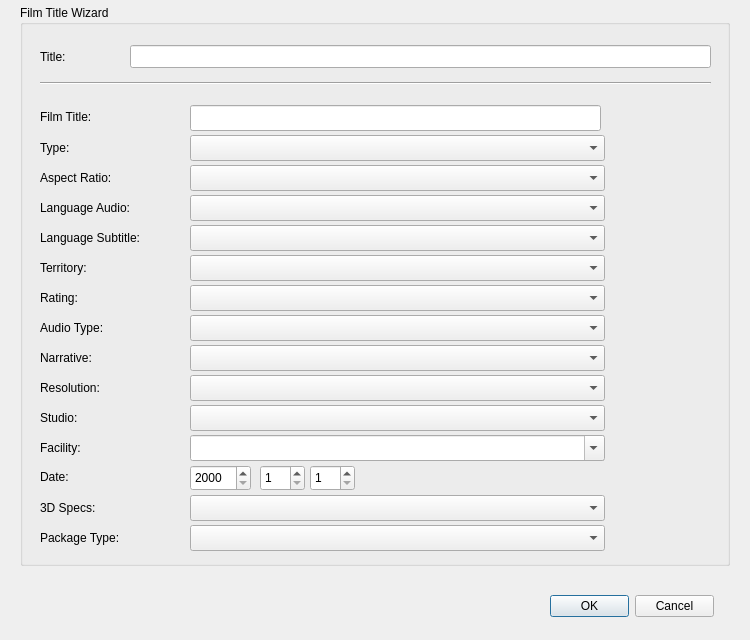
The window that gui/forms/generatetitle.ui (cbsrobot/OpenDCP) describes before a commit, drawn with Qt 5.
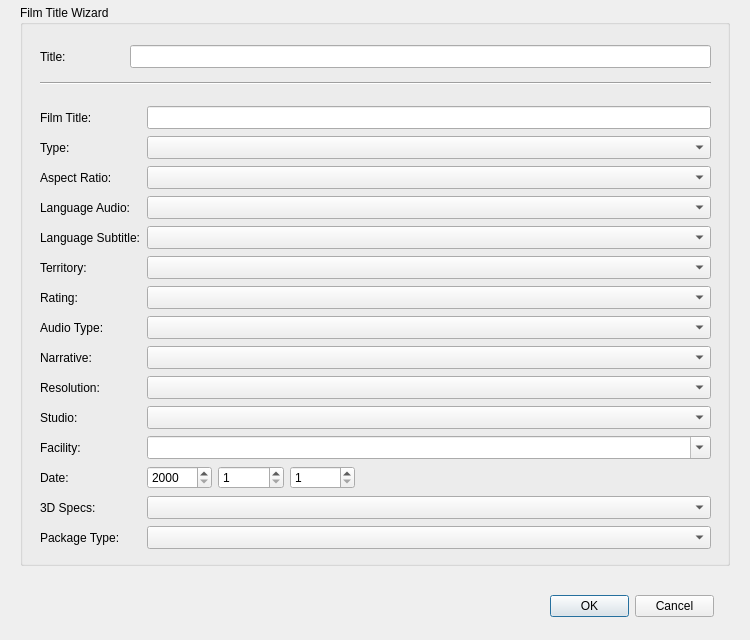
The same window after the commit.

What changed in the file:
```diff
--- a/gui/forms/generatetitle.ui
+++ b/gui/forms/generatetitle.ui
@@ -62,208 +62,38 @@
      <bool>true</bool>
     </property>
    </widget>
-   <widget class="QLabel" name="aspectLabel">
+   <widget class="Line" name="line">
     <property name="geometry">
      <rect>
       <x>20</x>
-      <y>160</y>
-      <width>150</width>
-      <height>26</height>
+      <y>70</y>
+      <width>671</width>
+      <height>16</height>
      </rect>
     </property>
-    <property name="text">
-     <string>Aspect Ratio:</string>
+    <property name="orientation">
+     <enum>Qt::Horizontal</enum>
     </property>
    </widget>
-   <widget class="QComboBox" name="aspectComboBox">
+   <widget class="QWidget" name="">
     <property name="geometry">
      <rect>
-      <x>170</x>
-      <y>160</y>
-      <width>415</width>
-      <height>26</height>
+      <x>20</x>
+      <y>100</y>
+      <width>671</width>
+      <height>452</height>
      </rect>
     </property>
-    <property name="font">
-     <font>
-      <family>Courier</family>
-     </font>
-    </property>
-    <item>
-     <property name="text">
-      <string/>
-     </property>
-    </item>
-   </widget>
+    <layout class="QGridLayout" name="gridLayout">
+     <item row="0" column="0">
    <widget class="QLabel" name="filmLabel">
-    <property name="geometry">
-     <rect>
-      <x>20</x>
-      <y>100</y>
-      <width>150</width>
-      <height>23</height>
-     </rect>
-    </property>
     <property name="text">
      <string>Film Title:</string>
     </property>
    </widget>
-   <widget class="QLabel" name="ratingLabel">
-    <property name="geometry">
-     <rect>
-      <x>20</x>
-      <y>280</y>
-      <width>150</width>
-      <height>26</height>
-     </rect>
-    </property>
-    <property name="text">
-     <string>Rating:</string>
-    </property>
-   </widget>
-   <widget class="QComboBox" name="ratingComboBox">
-    <property name="geometry">
-     <rect>
-      <x>170</x>
-      <y>280</y>
-      <width>415</width>
-      <height>26</height>
-     </rect>
-    </property>
-    <property name="font">
-     <font>
-      <family>Courier</family>
-     </font>
-    </property>
-    <property name="acceptDrops">
-     <bool>false</bool>
-    </property>
-    <property name="maxVisibleItems">
-     <number>10</number>
-    </property>
-    <property name="sizeAdjustPolicy">
-     <enum>QComboBox::AdjustToContentsOnFirstShow</enum>
-    </property>
-    <property name="frame">
-     <bool>true</bool>
-    </property>
-    <item>
-     <property name="text">
-      <string/>
-     </property>
-    </item>
-   </widget>
-   <widget class="QLabel" name="resolutionLabel">
-    <property name="geometry">
-     <rect>
-      <x>20</x>
-      <y>370</y>
-      <width>150</width>
-      <height>26</height>
-     </rect>
-    </property>
-    <property name="text">
-     <string>Resolution:</string>
-    </property>
-   </widget>
-   <widget class="QComboBox" name="resolutionComboBox">
-    <property name="geometry">
-     <rect>
-      <x>170</x>
-      <y>370</y>
-      <width>415</width>
-      <height>26</height>
-     </rect>
-    </property>
-    <property name="font">
-     <font>
-      <family>Courier</family>
-     </font>
-    </property>
-    <item>
-     <property name="text">
-      <string/>
-     </property>
-    </item>
-   </widget>
-   <widget class="QLabel" name="steroscopicLabel">
-    <property name="geometry">
-     <rect>
-      <x>20</x>
-      <y>490</y>
-      <width>150</width>
-      <height>26</height>
-     </rect>
-    </property>
-    <property name="text">
-     <string>3D Specs:</string>
-    </property>
-   </widget>
-   <widget class="QComboBox" name="stereoscopicComboBox">
-    <property name="geometry">
-     <rect>
-      <x>170</x>
-      <y>490</y>
-      <width>415</width>
-      <height>26</height>
-     </rect>
-    </property>
-    <property name="font">
-     <font>
-      <family>Courier</family>
-     </font>
-    </property>
-    <item>
-     <property name="text">
-      <string/>
-     </property>
-    </item>
-   </widget>
-   <widget class="QLabel" name="typeLabel">
-    <property name="geometry">
-     <rect>
-      <x>20</x>
-      <y>130</y>
-      <width>150</width>
-      <height>26</height>
-     </rect>
-    </property>
-    <property name="text">
-     <string>Type:</string>
-    </property>
-   </widget>
-   <widget class="QComboBox" name="typeComboBox">
-    <property name="geometry">
-     <rect>
-      <x>170</x>
-      <y>130</y>
-      <width>415</width>
-      <height>26</height>
-     </rect>
-    </property>
-    <property name="font">
-     <font>
-      <family>Courier</family>
-     </font>
-    </property>
-    <property name="frame">
-     <bool>true</bool>
-    </property>
-    <item>
-     <property name="text">
-      <string/>
-     </property>
-    </item>
-   </widget>
+     </item>
+     <item row="0" column="1" colspan="8">
    <widget class="QLineEdit" name="filmEdit">
-    <property name="geometry">
-     <rect>
-      <x>170</x>
-      <y>100</y>
-      <width>411</width>
-      <height>26</height>
-     </rect>
-    </property>
     <property name="font">
      <font>
       <family>Courier</family>
@@ -276,28 +106,61 @@
      <number>14</number>
     </property>
    </widget>
+     </item>
+     <item row="1" column="0">
+      <widget class="QLabel" name="typeLabel">
+       <property name="text">
+        <string>Type:</string>
+       </property>
+      </widget>
+     </item>
+     <item row="1" column="1" colspan="8">
+      <widget class="QComboBox" name="typeComboBox">
+       <property name="font">
+        <font>
+         <family>Courier</family>
+        </font>
+       </property>
+       <property name="frame">
+        <bool>true</bool>
+       </property>
+       <item>
+        <property name="text">
+         <string/>
+        </property>
+       </item>
+      </widget>
+     </item>
+     <item row="2" column="0">
+      <widget class="QLabel" name="aspectLabel">
+       <property name="text">
+        <string>Aspect Ratio:</string>
+       </property>
+      </widget>
+     </item>
+     <item row="2" column="1" colspan="8">
+      <widget class="QComboBox" name="aspectComboBox">
+       <property name="font">
+        <font>
+         <family>Courier</family>
+        </font>
+       </property>
+       <item>
+        <property name="text">
+         <string/>
+        </property>
+       </item>
+      </widget>
+     </item>
+     <item row="3" column="0">
    <widget class="QLabel" name="languageAudioLabel">
-    <property name="geometry">
-     <rect>
-      <x>20</x>
-      <y>190</y>
-      <width>150</width>
-      <height>26</height>
-     </rect>
-    </property>
     <property name="text">
      <string>Language Audio:</string>
     </property>
    </widget>
+     </item>
+     <item row="3" column="1" colspan="8">
    <widget class="QComboBox" name="languageAudioComboBox">
-    <property name="geometry">
-     <rect>
-      <x>170</x>
-      <y>190</y>
-      <width>415</width>
-      <height>26</height>
-     </rect>
-    </property>
     <property name="font">
      <font>
       <family>Courier</family>
@@ -309,28 +172,16 @@
      </property>
     </item>
    </widget>
+     </item>
+     <item row="4" column="0">
    <widget class="QLabel" name="languageSubtitleLabel">
-    <property name="geometry">
-     <rect>
-      <x>20</x>
-      <y>220</y>
-      <width>150</width>
-      <height>26</height>
-     </rect>
-    </property>
     <property name="text">
      <string>Language Subtitle:</string>
     </property>
    </widget>
+     </item>
+     <item row="4" column="1" colspan="8">
    <widget class="QComboBox" name="languageSubtitleComboBox">
-    <property name="geometry">
-     <rect>
-      <x>170</x>
-      <y>220</y>
-      <width>415</width>
-      <height>26</height>
-     </rect>
-    </property>
     <property name="font">
      <font>
       <family>Courier</family>
@@ -347,94 +198,91 @@
      </property>
     </item>
    </widget>
-   <widget class="QComboBox" name="territoryComboBox">
-    <property name="geometry">
-     <rect>
-      <x>170</x>
-      <y>250</y>
-      <width>415</width>
-      <height>26</height>
-     </rect>
-    </property>
-    <property name="font">
-     <font>
-      <family>Courier</family>
-     </font>
-    </property>
-    <item>
-     <property name="text">
-      <string/>
-     </property>
-    </item>
-   </widget>
+     </item>
+     <item row="5" column="0">
    <widget class="QLabel" name="territoryLabel">
-    <property name="geometry">
-     <rect>
-      <x>20</x>
-      <y>250</y>
-      <width>150</width>
-      <height>26</height>
-     </rect>
-    </property>
     <property name="text">
      <string>Territory:</string>
     </property>
    </widget>
-   <widget class="QComboBox" name="audioComboBox">
-    <property name="geometry">
-     <rect>
-      <x>170</x>
-      <y>310</y>
-      <width>415</width>
-      <height>26</height>
-     </rect>
-    </property>
+     </item>
+     <item row="5" column="1" colspan="8">
+      <widget class="QComboBox" name="territoryComboBox">
+       <property name="font">
+        <font>
+         <family>Courier</family>
+        </font>
+       </property>
+       <item>
+        <property name="text">
+         <string/>
+        </property>
+       </item>
+      </widget>
+     </item>
+     <item row="6" column="0">
+      <widget class="QLabel" name="ratingLabel">
+       <property name="text">
+        <string>Rating:</string>
+       </property>
+      </widget>
+     </item>
+     <item row="6" column="1" colspan="8">
+      <widget class="QComboBox" name="ratingComboBox">
     <property name="font">
      <font>
       <family>Courier</family>
      </font>
     </property>
+       <property name="acceptDrops">
+        <bool>false</bool>
+       </property>
+       <property name="maxVisibleItems">
+        <number>10</number>
+       </property>
+       <property name="sizeAdjustPolicy">
+        <enum>QComboBox::AdjustToContentsOnFirstShow</enum>
+       </property>
+       <property name="frame">
+        <bool>true</bool>
+       </property>
     <item>
      <property name="text">
       <string/>
      </property>
     </item>
    </widget>
+     </item>
+     <item row="7" column="0">
    <widget class="QLabel" name="audioLabel">
-    <property name="geometry">
-     <rect>
-      <x>20</x>
-      <y>310</y>
-      <width>150</width>
-      <height>26</height>
-     </rect>
-    </property>
     <property name="text">
      <string>Audio Type:</string>
     </property>
    </widget>
+     </item>
+     <item row="7" column="1" colspan="8">
+      <widget class="QComboBox" name="audioComboBox">
+       <property name="font">
+        <font>
+         <family>Courier</family>
+        </font>
+       </property>
+       <item>
+        <property name="text">
+         <string/>
+        </property>
+       </item>
+      </widget>
+     </item>
+     <item row="8" column="0">
    <widget class="QLabel" name="narrativeLabel">
-    <property name="geometry">
-     <rect>
-      <x>20</x>
-      <y>340</y>
-      <width>150</width>
-      <height>26</height>
-     </rect>
-    </property>
     <property name="text">
      <string>Narrative:</string>
     </property>
    </widget>
+     </item>
+     <item row="8" column="1" colspan="8">
    <widget class="QComboBox" name="narrativeComboBox">
-    <property name="geometry">
-     <rect>
-      <x>170</x>
-      <y>340</y>
-      <width>415</width>
-      <height>26</height>
-     </rect>
-    </property>
     <property name="font">
      <font>
       <family>Courier</family>
@@ -452,28 +300,37 @@
      </property>
     </item>
    </widget>
+     </item>
+     <item row="9" column="0">
+      <widget class="QLabel" name="resolutionLabel">
+       <property name="text">
+        <string>Resolution:</string>
+       </property>
+      </widget>
+     </item>
+     <item row="9" column="1" colspan="8">
+      <widget class="QComboBox" name="resolutionComboBox">
+       <property name="font">
+        <font>
+         <family>Courier</family>
+        </font>
+       </property>
+       <item>
+        <property name="text">
+         <string/>
+        </property>
+       </item>
+      </widget>
+     </item>
+     <item row="10" column="0">
    <widget class="QLabel" name="studioLabel">
-    <property name="geometry">
-     <rect>
-      <x>20</x>
-      <y>400</y>
-      <width>150</width>
-      <height>26</height>
-     </rect>
-    </property>
     <property name="text">
      <string>Studio:</string>
     </property>
    </widget>
+     </item>
+     <item row="10" column="1" colspan="8">
    <widget class="QComboBox" name="studioComboBox">
-    <property name="geometry">
-     <rect>
-      <x>170</x>
-      <y>400</y>
-      <width>415</width>
-      <height>26</height>
-     </rect>
-    </property>
     <property name="font">
      <font>
       <family>Courier</family>
@@ -488,61 +345,40 @@
      </property>
     </item>
    </widget>
+     </item>
+     <item row="11" column="0">
+      <widget class="QLabel" name="studioLabel_2">
+       <property name="text">
+        <string>Facility:</string>
+       </property>
+      </widget>
+     </item>
+     <item row="11" column="1" colspan="8">
+      <widget class="QComboBox" name="facilityComboBox">
+       <property name="font">
+        <font>
+         <family>Courier</family>
+        </font>
+       </property>
+       <property name="editable">
+        <bool>true</bool>
+       </property>
+       <item>
+        <property name="text">
+         <string/>
+        </property>
+       </item>
+      </widget>
+     </item>
+     <item row="12" column="0">
    <widget class="QLabel" name="dateLabel">
-    <property name="geometry">
-     <rect>
-      <x>20</x>
-      <y>460</y>
-      <width>150</width>
-      <height>23</height>
-     </rect>
-    </property>
     <property name="text">
      <string>Date:</string>
     </property>
    </widget>
-   <widget class="QLabel" name="packageLabel">
-    <property name="geometry">
-     <rect>
-      <x>20</x>
-      <y>520</y>
-      <width>150</width>
-      <height>26</height>
-     </rect>
-    </property>
-    <property name="text">
-     <string>Package Type:</string>
-    </property>
-   </widget>
-   <widget class="QComboBox" name="packageComboBox">
-    <property name="geometry">
-     <rect>
-      <x>170</x>
-      <y>520</y>
-      <width>415</width>
-      <height>26</height>
-     </rect>
-    </property>
-    <property name="font">
-     <font>
-      <family>Courier</family>
-     </font>
-    </property>
-    <item>
-     <property name="text">
-      <string/>
-     </property>
-    </item>
-   </widget>
+     </item>
+     <item row="12" column="1">
    <widget class="QSpinBox" name="dateYearSB">
-    <property name="geometry">
-     <rect>
-      <x>170</x>
-      <y>460</y>
-      <width>61</width>
-      <height>26</height>
-     </rect>
-    </property>
     <property name="suffix">
      <string notr="true"/>
     </property>
@@ -556,15 +392,51 @@
      <number>2999</number>
     </property>
    </widget>
+     </item>
+     <item row="13" column="0">
+      <widget class="QLabel" name="steroscopicLabel">
+       <property name="text">
+        <string>3D Specs:</string>
+       </property>
+      </widget>
+     </item>
+     <item row="13" column="1" colspan="8">
+      <widget class="QComboBox" name="stereoscopicComboBox">
+       <property name="font">
+        <font>
+         <family>Courier</family>
+        </font>
+       </property>
+       <item>
+        <property name="text">
+         <string/>
+        </property>
+       </item>
+      </widget>
+     </item>
+     <item row="14" column="0">
+      <widget class="QLabel" name="packageLabel">
+       <property name="text">
+        <string>Package Type:</string>
+       </property>
+      </widget>
+     </item>
+     <item row="14" column="1" colspan="8">
+      <widget class="QComboBox" name="packageComboBox">
+       <property name="font">
+        <font>
+         <family>Courier</family>
+        </font>
+       </property>
+       <item>
+        <property name="text">
+         <string/>
+        </property>
+       </item>
+      </widget>
+     </item>
+     <item row="12" column="2">
    <widget class="QSpinBox" name="dateMonthSB">
-    <property name="geometry">
-     <rect>
-      <x>240</x>
-      <y>460</y>
-      <width>45</width>
-      <height>26</height>
-     </rect>
-    </property>
     <property name="suffix">
      <string notr="true"/>
     </property>
@@ -578,15 +450,9 @@
      <number>12</number>
     </property>
    </widget>
+     </item>
+     <item row="12" column="3">
    <widget class="QSpinBox" name="dateDaySB">
-    <property name="geometry">
-     <rect>
-      <x>290</x>
-      <y>460</y>
-      <width>45</width>
-      <height>26</height>
-     </rect>
-    </property>
     <property name="suffix">
      <string notr="true"/>
     </property>
@@ -600,54 +466,8 @@
      <number>31</number>
     </property>
    </widget>
-   <widget class="Line" name="line">
-    <property name="geometry">
-     <rect>
-      <x>20</x>
-      <y>70</y>
-      <width>671</width>
-      <height>16</height>
-     </rect>
-    </property>
-    <property name="orientation">
-     <enum>Qt::Horizontal</enum>
-    </property>
-   </widget>
-   <widget class="QComboBox" name="facilityComboBox">
-    <property name="geometry">
-     <rect>
-      <x>170</x>
-      <y>430</y>
-      <width>415</width>
-      <height>26</height>
-     </rect>
-    </property>
-    <property name="font">
-     <font>
-      <family>Courier</family>
-     </font>
-    </property>
-    <property name="editable">
-     <bool>true</bool>
-    </property>
-    <item>
-     <property name="text">
-      <string/>
-     </property>
-    </item>
-   </widget>
-   <widget class="QLabel" name="studioLabel_2">
-    <property name="geometry">
-     <rect>
-      <x>20</x>
-      <y>430</y>
-      <width>150</width>
-      <height>26</height>
-     </rect>
-    </property>
-    <property name="text">
-     <string>Facility:</string>
-    </property>
+     </item>
+    </layout>
    </widget>
   </widget>
   <widget class="QDialogButtonBox" name="buttonBox">
```
Left out of the diff: 2 changed lines with no effect on the pictures. Lines whose indentation alone changed are shown as unchanged.
